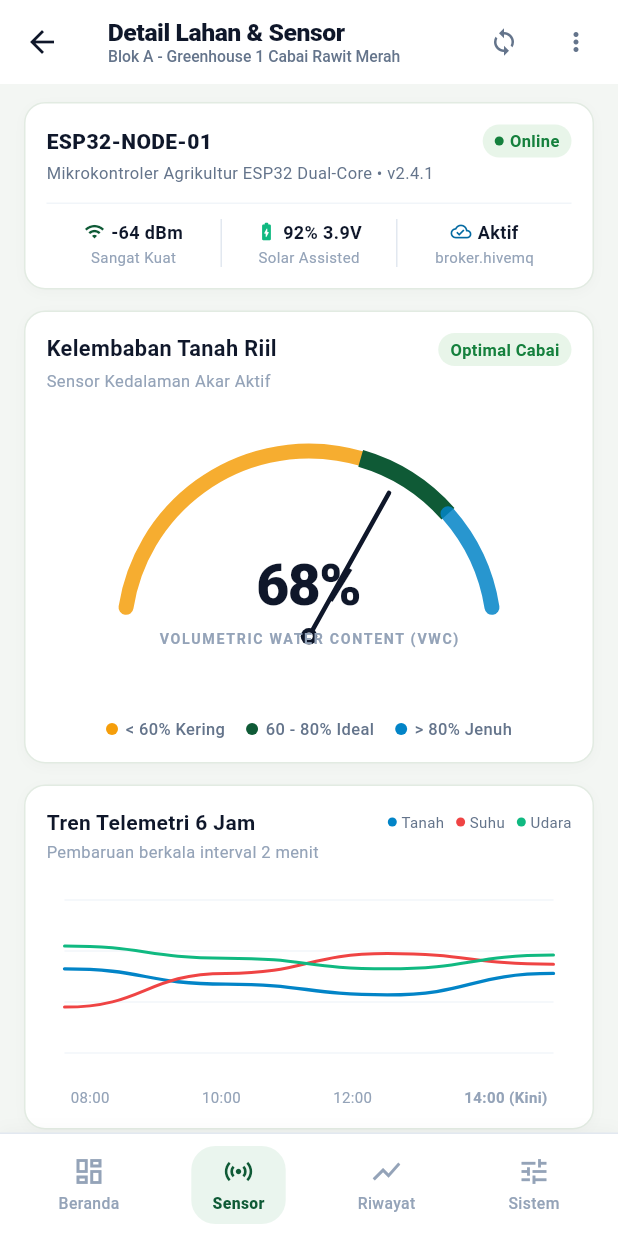
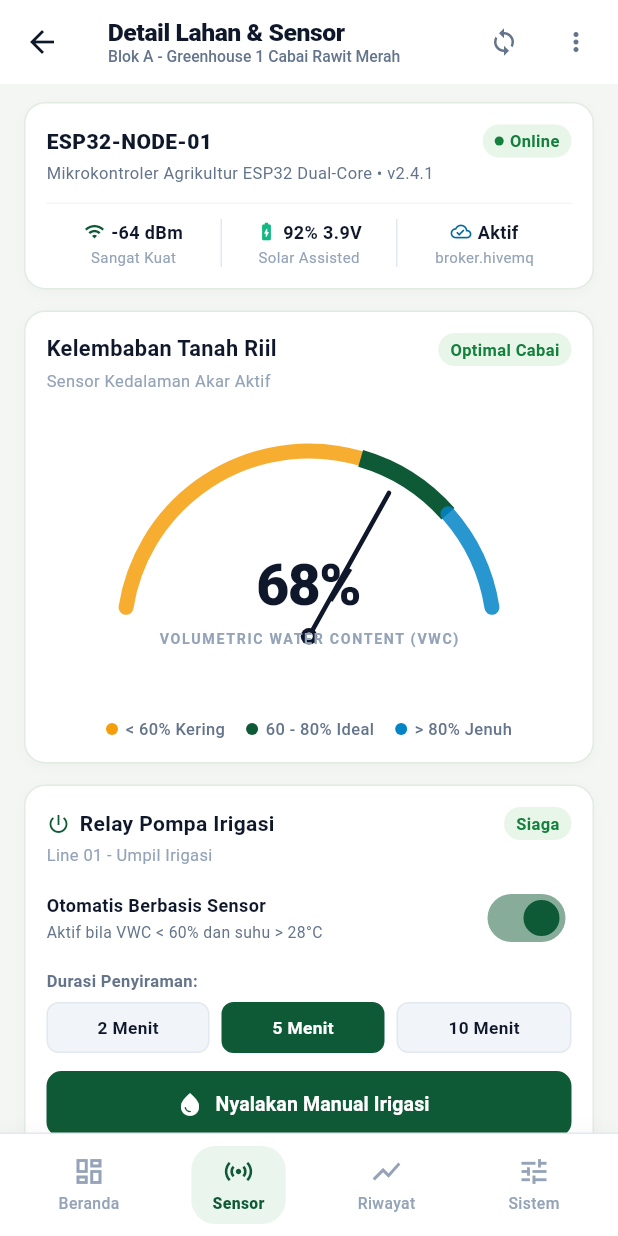
Before and after one commit to Radisty32/agrichili, a Flutter app: the screen it shows after launch, after a tap on "KELEMBABAN TANAH", on a phone screen of 412 x 824 dp. Run offline on Flutter 3.47's test engine with Material 3 defaults, Android fonts, the phone set to English and light mode, and no system bars.

Commit message:
Remove 6-hour trend chart, ambient temp and air humidity sections as requested

```diff
--- a/lib/screens/beranda_screen.dart
+++ b/lib/screens/beranda_screen.dart
@@ -163,7 +163,7 @@ class _BerandaScreenState extends State<BerandaScreen> {
             ),
             const SizedBox(height: 10),
 
-            // Telemetry Metric Cards (3 metrics)
+            // Telemetry Metric Card
             _buildTelemetryMetricCard(
               title: 'KELEMBABAN TANAH',
               icon: Icons.water_drop_outlined,
@@ -174,32 +174,6 @@ class _BerandaScreenState extends State<BerandaScreen> {
               badgeType: StatusType.optimal,
               progressValue: 68,
               onTap: () => widget.onNavigateTab?.call(1), // Go to Sensor
-            ),
-            const SizedBox(height: 10),
-
-            _buildTelemetryMetricCard(
-              title: 'SUHU MIKROKLIMAT',
-              icon: Icons.thermostat_outlined,
-              value: '27.4',
-              unit: '°C',
-              target: 'Target: 24°C - 30°C',
-              badge: 'Optimal',
-              badgeType: StatusType.optimal,
-              progressValue: 65,
-              onTap: () => widget.onNavigateTab?.call(1),
-            ),
-            const SizedBox(height: 10),
-
-            _buildTelemetryMetricCard(
-              title: 'KELEMBABAN UDARA',
-              icon: Icons.cloud_queue_outlined,
-              value: '75',
-              unit: '%',
-              target: 'Target: 70% - 85%',
-              badge: 'Optimal',
-              badgeType: StatusType.optimal,
-              progressValue: 75,
-              onTap: () => widget.onNavigateTab?.call(1),
             ),
             const SizedBox(height: 14),
 
--- a/lib/screens/pengaturan_ambang_batas_screen.dart
+++ b/lib/screens/pengaturan_ambang_batas_screen.dart
@@ -15,8 +15,6 @@ class _PengaturanAmbangBatasScreenState extends State<PengaturanAmbangBatasScree
 
   // Sliders values
   RangeValues _soilMoistureRange = const RangeValues(60, 80);
-  RangeValues _temperatureRange = const RangeValues(22, 32);
-  RangeValues _humidityRange = const RangeValues(65, 85);
 
   // Automation toggles & counters
   bool _autoIrrigationEnabled = true;
@@ -68,15 +66,12 @@ class _PengaturanAmbangBatasScreenState extends State<PengaturanAmbangBatasScree
       _selectedPresetIndex = index;
       final preset = _presets[index];
       _soilMoistureRange = RangeValues(preset.defaultSoilMin, preset.defaultSoilMax);
-      _temperatureRange = RangeValues(preset.defaultTempMin, preset.defaultTempMax);
     });
   }
 
   void _resetToDefault() {
     setState(() {
       _soilMoistureRange = const RangeValues(60, 80);
-      _temperatureRange = const RangeValues(22, 32);
-      _humidityRange = const RangeValues(65, 85);
     });
     ScaffoldMessenger.of(context).showSnackBar(
       const SnackBar(
@@ -437,32 +432,6 @@ class _PengaturanAmbangBatasScreenState extends State<PengaturanAmbangBatasScree
             min: 0,
             max: 100,
             onChanged: (values) => setState(() => _soilMoistureRange = values),
-          ),
-          const SizedBox(height: 14),
-
-          // Slider 2: Suhu Udara Ambient
-          _buildRangeSliderItem(
-            title: 'Suhu Udara Ambient',
-            icon: Icons.thermostat,
-            targetText: 'Target: 22°C - 32°C',
-            unit: '°C',
-            values: _temperatureRange,
-            min: 15,
-            max: 45,
-            onChanged: (values) => setState(() => _temperatureRange = values),
-          ),
-          const SizedBox(height: 14),
-
-          // Slider 3: Kelembaban Udara (RH)
-          _buildRangeSliderItem(
-            title: 'Kelembaban Udara (RH)',
-            icon: Icons.cloud_queue,
-            targetText: 'Target: 65% - 85%',
-            unit: '%',
-            values: _humidityRange,
-            min: 20,
-            max: 100,
-            onChanged: (values) => setState(() => _humidityRange = values),
           ),
         ],
       ),
--- a/lib/screens/sensor_detail_screen.dart
+++ b/lib/screens/sensor_detail_screen.dart
@@ -3,7 +3,6 @@ import '../theme/app_theme.dart';
 import '../models/telemetry_data.dart';
 import '../widgets/common_widgets.dart';
 import '../widgets/arc_gauge.dart';
-import '../widgets/multi_line_chart.dart';
 
 class SensorDetailScreen extends StatefulWidget {
   final VoidCallback? onBack;
@@ -119,11 +118,7 @@ class _SensorDetailScreenState extends State<SensorDetailScreen> {
             _buildSoilMoistureGaugeCard(),
             const SizedBox(height: 14),
 
-            // 3. 6-Hour Telemetry Trend Multi-line Chart Card
-            _buildTrendChartCard(),
-            const SizedBox(height: 14),
-
-            // 4. Relay Pompa Irigasi Card
+            // 3. Relay Pompa Irigasi Card
             _buildRelayControlCard(),
           ],
         ),
@@ -276,69 +271,6 @@ class _SensorDetailScreenState extends State<SensorDetailScreen> {
           const ArcGauge(value: 68),
         ],
       ),
-    );
-  }
-
-  Widget _buildTrendChartCard() {
-    return AgriCard(
-      padding: const EdgeInsets.all(14),
-      child: Column(
-        crossAxisAlignment: CrossAxisAlignment.start,
-        children: [
-          Row(
-            mainAxisAlignment: MainAxisAlignment.spaceBetween,
-            children: [
-              const Text(
-                'Tren Telemetri 6 Jam',
-                style: TextStyle(
-                  fontSize: 14,
-                  fontWeight: FontWeight.w700,
-                  color: AppTheme.textDark,
-                ),
-              ),
-              Row(
-                children: [
-                  _buildLegendDot(const Color(0xFF0284C7), 'Tanah'),
-                  const SizedBox(width: 8),
-                  _buildLegendDot(const Color(0xFFEF4444), 'Suhu'),
-                  const SizedBox(width: 8),
-                  _buildLegendDot(const Color(0xFF10B981), 'Udara'),
-                ],
-              ),
-            ],
-          ),
-          const SizedBox(height: 2),
-          const Text(
-            'Pembaruan berkala interval 2 menit',
-            style: TextStyle(
-              fontSize: 11,
-              color: AppTheme.textMuted,
-            ),
-          ),
-          const SizedBox(height: 12),
-
-          // Multi-line Trend Chart
-          const MultiLineTrendChart(height: 130),
-        ],
-      ),
-    );
-  }
-
-  Widget _buildLegendDot(Color color, String label) {
-    return Row(
-      mainAxisSize: MainAxisSize.min,
-      children: [
-        Container(
-          width: 6,
-          height: 6,
-          decoration: BoxDecoration(color: color, shape: BoxShape.circle),
-        ),
-        const SizedBox(width: 3),
-        Text(
-          label,
-          style: const TextStyle(fontSize: 10, color: AppTheme.textSecondary),
-        ),
-      ],
     );
   }
 
```
